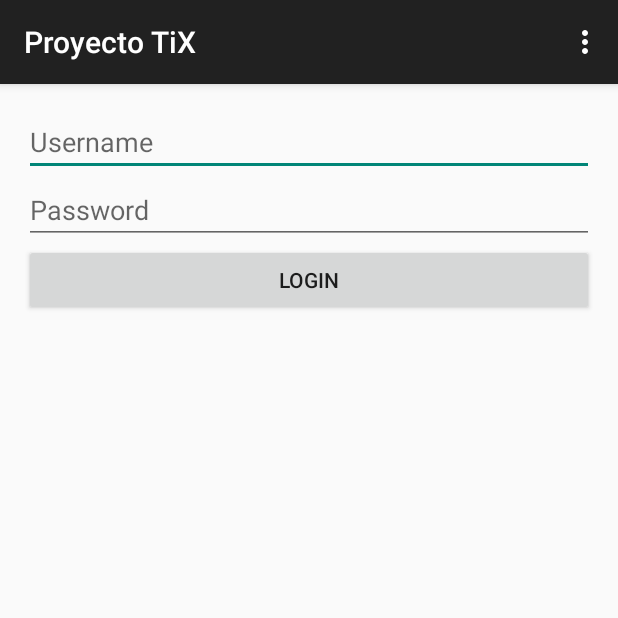
After one commit to Nebla/udpSocket, an Android app: the LoginActivity screen opened directly, with no data from a screen before it, on a phone screen of 412 x 824 dp, the top half of it. The commit adds this screen. Run offline under Robolectric (Android 15) with nearby library versions, the phone set to English and light mode, and no system bars; libraries missing offline, so code that uses them is left out: android.net.http.

Commit message:
First version of login screen.

```diff
--- /dev/null
+++ b/Android/udpSocket/app/src/main/res/layout/activity_login.xml
@@ -0,0 +1,44 @@
+<LinearLayout xmlns:android="http://schemas.android.com/apk/res/android"
+    xmlns:tools="http://schemas.android.com/tools"
+    android:orientation="vertical"
+    android:layout_width="match_parent"
+    android:layout_height="match_parent"
+    android:paddingLeft="@dimen/activity_horizontal_margin"
+    android:paddingRight="@dimen/activity_horizontal_margin"
+    android:paddingTop="@dimen/activity_vertical_margin"
+    android:paddingBottom="@dimen/activity_vertical_margin"
+    tools:context="com.fi.uba.udpsocket.login.LoginActivity">
+
+    <EditText
+        android:id="@+id/username_text"
+        android:layout_width="match_parent"
+        android:layout_height="wrap_content"
+        android:hint="@string/username_placeholder" />
+
+    <EditText
+        android:id="@+id/password_text"
+        android:inputType="textPassword"
+        android:layout_width="match_parent"
+        android:layout_height="wrap_content"
+        android:hint="@string/password_placeholder" />
+
+    <Button
+        android:layout_width="match_parent"
+        android:layout_height="wrap_content"
+        android:text="@string/button_login"
+        android:onClick="login"/>
+
+    <ImageView
+        android:layout_width="match_parent"
+        android:layout_height="wrap_content"
+        android:src="@drawable/logotix"
+        android:visibility="invisible"
+        />
+
+    <TextView
+        android:id="@+id/json_response_text"
+        android:layout_width="match_parent"
+        android:layout_height="wrap_content"
+        />
+
+</LinearLayout>
--- a/Android/udpSocket/app/src/main/res/layout/activity_udp.xml
+++ b/Android/udpSocket/app/src/main/res/layout/activity_udp.xml
@@ -6,7 +6,8 @@
     android:paddingLeft="@dimen/activity_horizontal_margin"
     android:paddingRight="@dimen/activity_horizontal_margin"
     android:paddingTop="@dimen/activity_vertical_margin"
-    android:paddingBottom="@dimen/activity_vertical_margin" tools:context=".UdpActivity">
+    android:paddingBottom="@dimen/activity_vertical_margin"
+    tools:context=".UdpActivity">
 
     <EditText android:id="@+id/edit_address"
         android:layout_width="wrap_content"
--- /dev/null
+++ b/Android/udpSocket/app/src/main/res/menu/menu_login.xml
@@ -0,0 +1,7 @@
+<menu xmlns:android="http://schemas.android.com/apk/res/android"
+    xmlns:app="http://schemas.android.com/apk/res-auto"
+    xmlns:tools="http://schemas.android.com/tools"
+    tools:context="com.fi.uba.udpsocket.login.LoginActivity">
+    <item android:id="@+id/action_settings" android:title="@string/action_settings"
+        android:orderInCategory="100" app:showAsAction="never" />
+</menu>
--- a/Android/udpSocket/app/src/main/res/values/strings.xml
+++ b/Android/udpSocket/app/src/main/res/values/strings.xml
@@ -6,17 +6,20 @@
     <string name="edit_message">Enter a message</string>
     <string name="button_send">Send</string>
     <string name="title_activity_display_message">My Message</string>
-
-
     <string name="default_ip">192.168.1.101</string>
     <string name="edit_address">Enter server ip adrress</string>
-
     <string name="default_port">12345</string>
     <string name="edit_port">Enter server port</string>
-
     <string name="start_service">Start Service</string>
     <string name="stop_service">Stop Service</string>
+    <string name="date_format"></string>
+    <string name="title_activity_login">LoginActivity</string>
+    <string name="hello_world">Hello world!</string>
 
-    <string name="date_format"></string>
+    <string name="username_placeholder">Username</string>
+    <string name="password_placeholder">Password</string>
+    <string name="button_login">Login</string>
+
+    <string name="tix_base_url">http://tix.innova-red.net:8080</string>
 
 </resources>
```
Also changed, not shown: Android/udpSocket/app/src/main/AndroidManifest.xml (+11 -1 lines), Android/udpSocket/app/src/main/java/com/fi/uba/udpsocket/login/LoginActivity.java (added, +184 -0 lines), Android/udpSocket/app/src/main/res/drawable/logotix.png (added).
